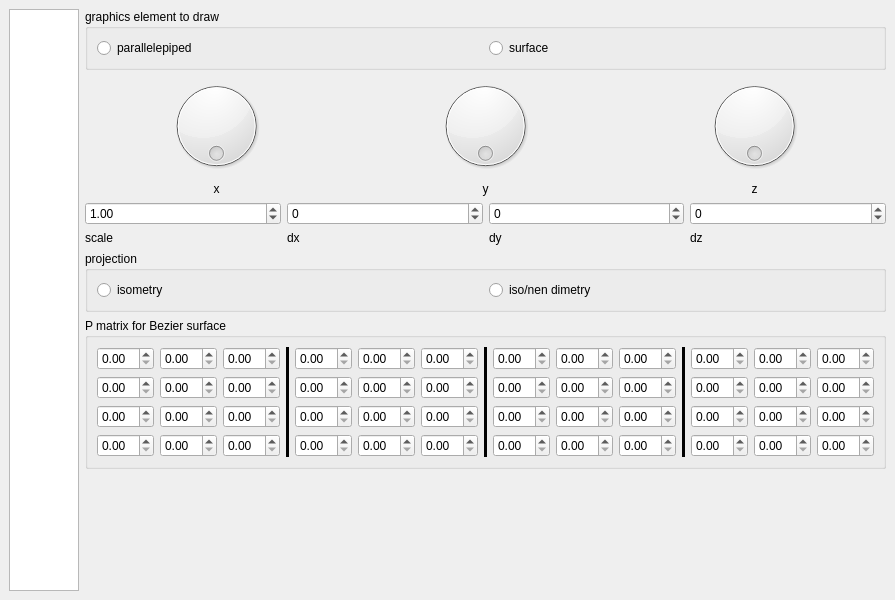
Old version of the form 3/src/forms_ui/main_window.ui in the repository dazzlemon/diit_121-ipz_y2_cg.
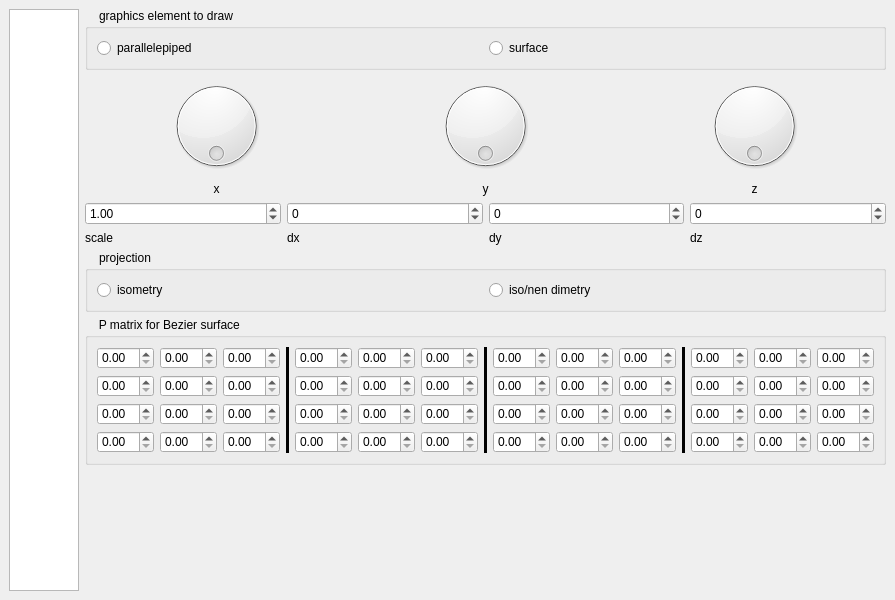
New version of the form.

Patch:
```diff
--- a/3/src/forms_ui/main_window.ui
+++ b/3/src/forms_ui/main_window.ui
@@ -25,6 +25,13 @@
         <property name="enabled">
          <bool>true</bool>
         </property>
+        <property name="styleSheet">
+         <string notr="true">QGroupBox::title {
+    subcontrol-origin: margin;
+    left: 7px;
+    padding: 0px 5px 0px 5px;
+}</string>
+        </property>
         <property name="title">
          <string>graphics element to draw</string>
         </property>
@@ -198,6 +205,13 @@
       </item>
       <item>
        <widget class="QGroupBox" name="groupBox_3">
+        <property name="styleSheet">
+         <string notr="true">QGroupBox::title {
+    subcontrol-origin: margin;
+    left: 7px;
+    padding: 0px 5px 0px 5px;
+}</string>
+        </property>
         <property name="title">
          <string>projection</string>
         </property>
@@ -220,9 +234,19 @@
        </widget>
       </item>
       <item>
-       <widget class="QGroupBox" name="groupBox">
+       <widget class="QGroupBox" name="pMatrixGroup">
+        <property name="styleSheet">
+         <string notr="true">QGroupBox::title {
+    subcontrol-origin: margin;
+    left: 7px;
+    padding: 0px 5px 0px 5px;
+}</string>
+        </property>
         <property name="title">
-         <string>P matrix for Bezier surface</string>
+         <string notr="true">P matrix for Bezier surface </string>
+        </property>
+        <property name="flat">
+         <bool>true</bool>
         </property>
         <layout class="QGridLayout" name="gridLayout_3">
          <item row="2" column="0">
```
